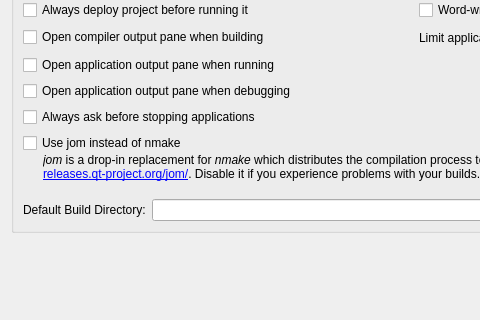
Old version of the form src/plugins/projectexplorer/projectexplorersettingspage.ui in the repository qt-creator/qt-creator; both pictures show x 0 to 480 and y 187 to 507 of the 831 by 507 pixel window.
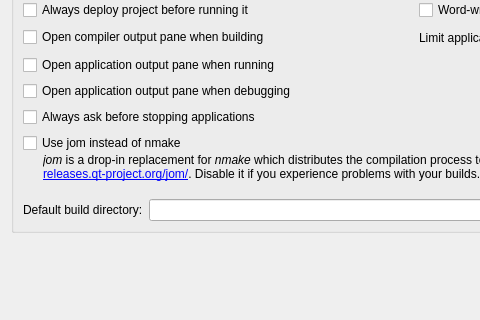
New version of the form. Custom widgets are drawn as their Qt base class.

Commit message:
Doc: making in-source builds the default option
Fix capitalization of the new UI string.

The edit to the form file:
```diff
--- a/src/plugins/projectexplorer/projectexplorersettingspage.ui
+++ b/src/plugins/projectexplorer/projectexplorersettingspage.ui
@@ -214,7 +214,7 @@
         <item>
          <widget class="QLabel" name="buildDirLabel">
           <property name="text">
-           <string>Default Build Directory:</string>
+           <string>Default build directory:</string>
           </property>
          </widget>
         </item>
```
The commit also changes 1 other file.
